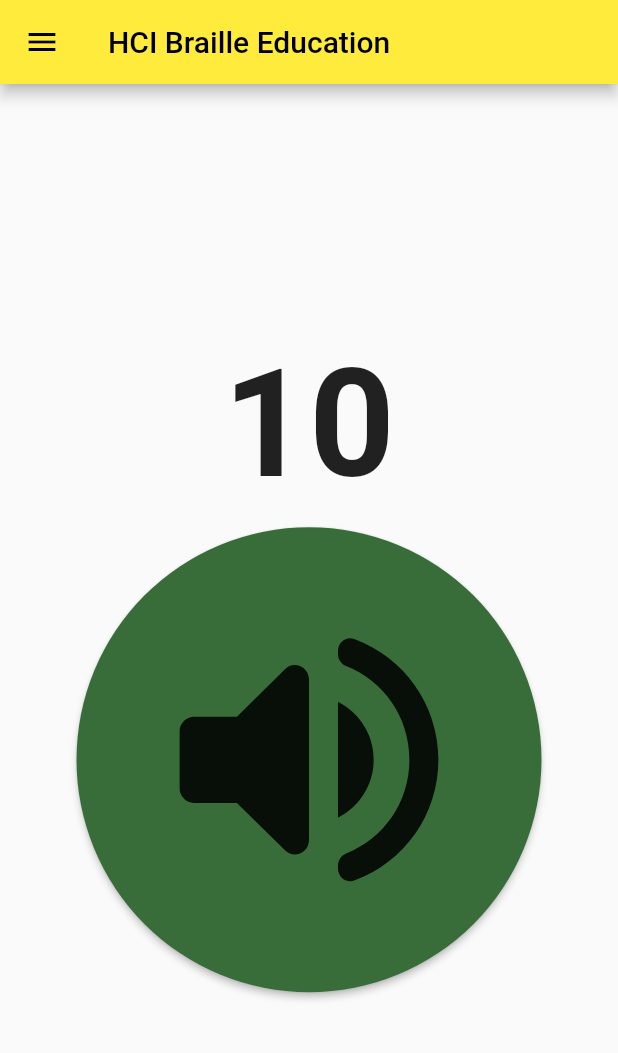
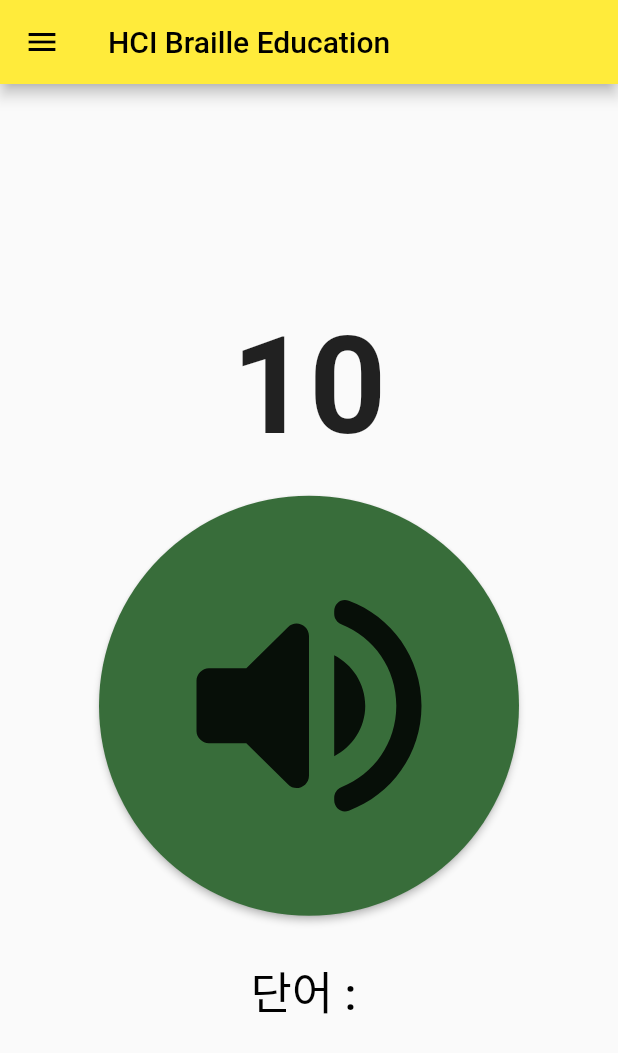
Before and after one commit to AshgrayIM/KU_hci_project, a Flutter app: the MyMode3 screen opened directly, on a phone screen of 412 x 824 dp. Shown: the top 1053 px of the screen. Run offline on Flutter 3.47's test engine with Material 2 defaults, Android fonts, the phone set to English and light mode, and no system bars; our stand-ins replace audioplayers, flutter_tts, page_transition, permission_handler, speech_to_text, vibration; Roboto replaces fonts that are missing (Gugi).

Commit message:
mode1, mode33 철자별로 화면에 출력해주는 기능 추가 mode3에서 화면에 출력이 왜 안되는지는 모르겠음

```diff
--- a/hci_project_temp/lib/mode3.dart
+++ b/hci_project_temp/lib/mode3.dart
@@ -147,11 +147,11 @@ class _MyMode3State extends State<MyMode3>{
                   }
                 ),
             ),
-            Text(problemNum.toString(), style: TextStyle(fontSize:100.0, fontWeight: FontWeight.bold),),
+            Text(problemNum.toString(), style: TextStyle(fontSize:90.0, fontWeight: FontWeight.bold),),
             Container(
-              margin: EdgeInsets.all(10.0),
+              margin: EdgeInsets.all(20.0),
               child: RaisedButton(
-                  child: Icon(Icons.volume_up_rounded,size: 230,),
+                  child: Icon(Icons.volume_up_rounded,size: 200,),
                   shape: CircleBorder(),
                   padding: EdgeInsets.all(40.0),
                   color: Color(0xFF386D3A),
@@ -166,6 +166,14 @@ class _MyMode3State extends State<MyMode3>{
                     print(word);
                     Navigator.push(context, MaterialPageRoute(builder: (context)=>MyMode33(word,0)));
                   },
+              ),
+            ),
+            TextButton(
+              onPressed: () {
+                print(word);
+              },
+              child: Text( "단어 : ${word}",
+                style: TextStyle(fontSize: 30.0, color: Colors.black),
               ),
             )
           ],
```
Also changed, not shown: hci_project_temp/lib/mode1.dart (+5 -2 lines), hci_project_temp/lib/mode33.dart (+5 -2 lines).
